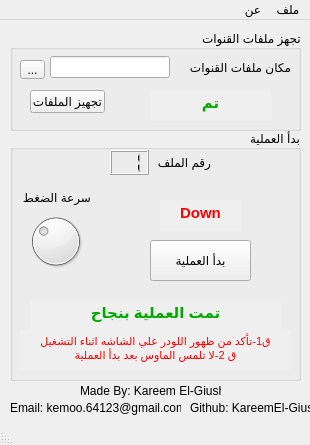
Old version of the form main.ui in the repository KareemEl-Giushy/Chinese-devices-auto-loader.
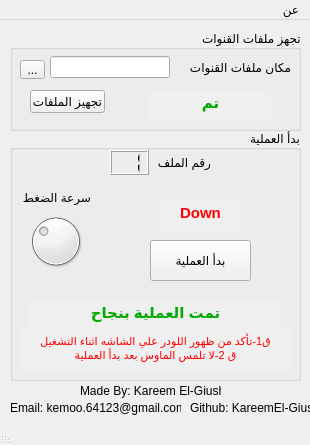
New version of the form.

```diff
--- a/main.ui
+++ b/main.ui
@@ -327,12 +327,6 @@
     </property>
     <addaction name="actionCreator"/>
    </widget>
-   <widget class="QMenu" name="menu">
-    <property name="title">
-     <string>ملف</string>
-    </property>
-   </widget>
-   <addaction name="menu"/>
    <addaction name="menuAbout"/>
   </widget>
   <widget class="QStatusBar" name="statusbar"/>
```
